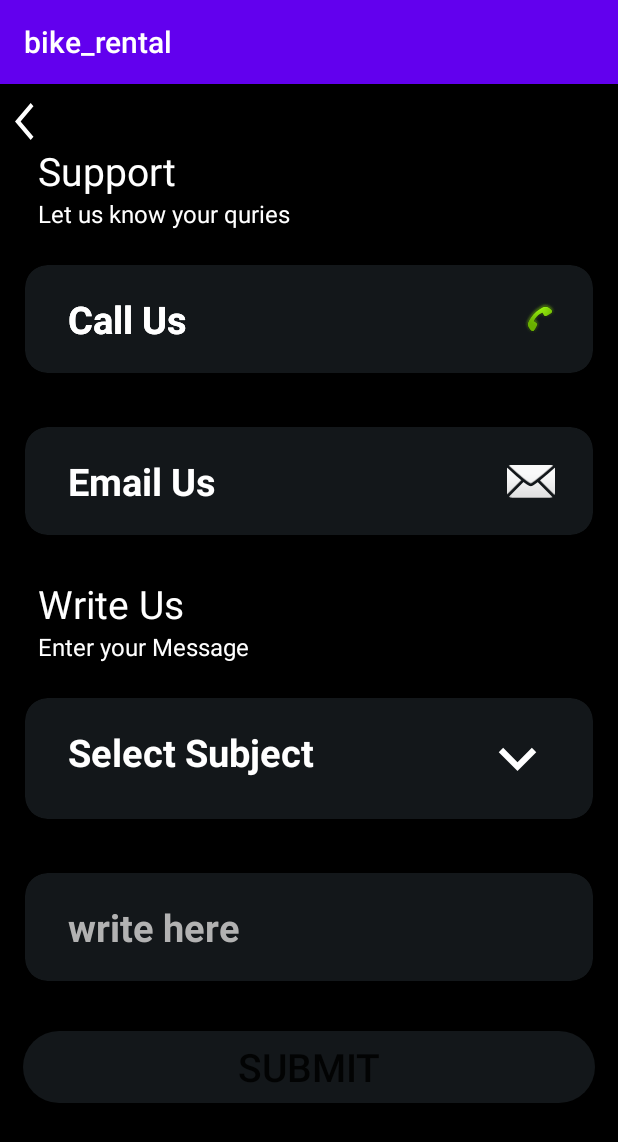
After one commit to sudhanshuranjan474/bike_rental, an Android app: the support screen opened directly, with no data from a screen before it, on a phone screen of 412 x 824 dp. The commit adds this screen. Shown: the top 1142 px of the screen. Run offline under Robolectric (Android 15) with nearby library versions, the phone set to English and light mode, and no system bars; Roboto replaces fonts that are not available here.

Commit message:
support section added

```diff
--- a/app/src/main/AndroidManifest.xml
+++ b/app/src/main/AndroidManifest.xml
@@ -11,6 +11,9 @@
         android:supportsRtl="true"
         android:theme="@style/Theme.Bike_rental"
         tools:targetApi="31">
+        <activity
+            android:name=".support"
+            android:exported="false" />
         <activity
             android:name=".Settings_Activity"
             android:exported="false" />
--- /dev/null
+++ b/app/src/main/java/com/example/bike_rental/support.java
@@ -0,0 +1,14 @@
+package com.example.bike_rental;
+
+import androidx.appcompat.app.AppCompatActivity;
+
+import android.os.Bundle;
+
+public class support extends AppCompatActivity {
+
+    @Override
+    protected void onCreate(Bundle savedInstanceState) {
+        super.onCreate(savedInstanceState);
+        setContentView(R.layout.activity_support);
+    }
+}
--- /dev/null
+++ b/app/src/main/res/color/purple.xml
@@ -0,0 +1,4 @@
+<?xml version="1.0" encoding="utf-8"?>
+<selector xmlns:android="http://schemas.android.com/apk/res/android">
+
+</selector>
--- a/app/src/main/res/drawable/baseline_document_24.xml
+++ b/app/src/main/res/drawable/baseline_document_24.xml
@@ -1,5 +1,5 @@
-<vector android:height="24dp" android:tint="#FFFFFF"
-    android:viewportHeight="24" android:viewportWidth="24"
-    android:width="24dp" xmlns:android="http://schemas.android.com/apk/res/android">
-    <path android:fillColor="@android:color/white" android:pathData="M7,3H4v3H2V1h5V3zM22,6V1h-5v2h3v3H22zM7,21H4v-3H2v5h5V21zM20,18v3h-3v2h5v-5H20zM19,18c0,1.1 -0.9,2 -2,2H7c-1.1,0 -2,-0.9 -2,-2V6c0,-1.1 0.9,-2 2,-2h10c1.1,0 2,0.9 2,2V18zM15,8H9v2h6V8zM15,11H9v2h6V11zM15,14H9v2h6V14z"/>
-</vector>
+<?xml version="1.0" encoding="utf-8"?>
+<shape xmlns:android="http://schemas.android.com/apk/res/android">
+    <corners  android:radius="50dp"/>
+    <solid android:color="@color/purple"></solid>
+</shape>
--- /dev/null
+++ b/app/src/main/res/drawable/baseline_keyboard_arrow_down_24.xml
@@ -0,0 +1,5 @@
+<vector android:height="50dp"
+    android:viewportHeight="24" android:viewportWidth="24"
+    android:width="50dp" xmlns:android="http://schemas.android.com/apk/res/android">
+    <path android:fillColor="@android:color/white" android:pathData="M7.41,8.59L12,13.17l4.59,-4.58L18,10l-6,6 -6,-6 1.41,-1.41z"/>
+</vector>
--- /dev/null
+++ b/app/src/main/res/drawable/rounded_button.xml
@@ -0,0 +1,7 @@
+<?xml version="1.0" encoding="utf-8"?>
+<shape xmlns:android="http://schemas.android.com/apk/res/android"
+    android:shape="rectangle">
+    <solid android:color="@color/Black_mid"/>
+    <corners android:radius="150dp"/>
+
+</shape>
--- a/app/src/main/res/layout/activity_settings.xml
+++ b/app/src/main/res/layout/activity_settings.xml
@@ -21,6 +21,7 @@
         >
         <ImageView
             android:id="@+id/setting_back_arrow"
+            android:paddingLeft="10dp"
             android:layout_width="wrap_content"
             android:layout_height="wrap_content"
             android:src="@drawable/baseline_arrow_back_24"/>
--- /dev/null
+++ b/app/src/main/res/layout/activity_support.xml
@@ -0,0 +1,443 @@
+<?xml version="1.0" encoding="utf-8"?>
+<LinearLayout xmlns:android="http://schemas.android.com/apk/res/android"
+xmlns:tools="http://schemas.android.com/tools"
+xmlns:app="http://schemas.android.com/apk/res-auto"
+android:layout_width="match_parent"
+android:layout_height="match_parent"
+
+android:background="@color/black"
+android:orientation="vertical"
+tools:context=".Settings_Activity"
+    >
+    <LinearLayout
+        android:layout_width="match_parent"
+        android:layout_height="wrap_content"
+        android:orientation="vertical"
+        android:layout_marginTop="10dp"
+        android:gravity="bottom"
+        android:layout_marginBottom="5dp"
+
+
+        >
+        <ImageView
+            android:id="@+id/setting_back_arrow"
+            android:layout_width="wrap_content"
+            android:layout_height="wrap_content"
+            android:paddingLeft="10dp"
+            android:src="@drawable/baseline_arrow_back_24"/>
+
+        <TextView
+            android:layout_width="wrap_content"
+            android:layout_height="wrap_content"
+            android:textColor="@color/white"
+            android:layout_marginLeft="25dp"
+            android:text="Support"
+            android:textSize="26sp"/>
+        <TextView
+            android:layout_width="wrap_content"
+            android:layout_height="wrap_content"
+            android:textColor="@color/white"
+            android:layout_marginLeft="25dp"
+            android:text="Let us know your quries"
+            android:textSize="16sp"/>
+    </LinearLayout>
+        <LinearLayout
+            android:layout_width="match_parent"
+            android:layout_height="wrap_content"
+            android:orientation="vertical"
+            >
+        <androidx.cardview.widget.CardView
+            android:layout_width="match_parent"
+            android:layout_height="wrap_content"
+            app:cardCornerRadius="15dp"
+            android:layout_margin="10dp"
+            app:cardUseCompatPadding="true"
+            app:cardBackgroundColor="#13171A"
+            android:layout_marginBottom="5dp"
+            >
+            <LinearLayout
+                android:orientation="horizontal"
+                android:layout_width="match_parent"
+                android:padding="15dp"
+
+                android:layout_height="wrap_content">
+
+                <LinearLayout
+                    android:layout_width="match_parent"
+                    android:layout_height="wrap_content"
+                    android:layout_weight="1"
+                    android:orientation="vertical"
+                    >
+
+
+                    <LinearLayout
+                        android:layout_width="match_parent"
+                        android:padding="3dp"
+                        android:orientation="horizontal"
+                        android:layout_height="wrap_content">
+<!--                        <ImageView-->
+<!--                            android:layout_marginStart="5dp"-->
+<!--                            android:padding="2dp"-->
+<!--                            android:layout_width="30dp"-->
+<!--                            android:layout_height="30dp"-->
+<!--                            android:src="@drawable/baseline_support_agent_24"/>-->
+                        <TextView
+                            android:text="Call Us"
+                            android:layout_marginStart="10dp"
+                            android:textSize="25sp"
+                            android:textStyle="bold"
+                            android:layout_gravity="center"
+                            android:textColor="@color/white"
+                            android:layout_width="wrap_content"
+                            android:layout_height="wrap_content"/>
+                    </LinearLayout>
+
+<!--                    <TextView-->
+<!--                        android:text="Let us know your queries &amp; feedback"-->
+<!--                        android:textStyle="bold"-->
+<!--                        android:textSize="14sp"-->
+<!--                        android:layout_marginStart="25dp"-->
+<!--                        android:layout_marginBottom="15dp"-->
+<!--                        android:layout_width="wrap_content"-->
+<!--                        android:layout_height="wrap_content"-->
+<!--                        android:textColor="@color/grey"-->
+<!--                        />-->
+
+                </LinearLayout>
+                <LinearLayout
+                    android:layout_width="match_parent"
+                    android:layout_height="wrap_content"
+                    android:layout_weight="3"
+                    android:orientation="vertical"
+                    android:layout_gravity="center"
+                    >
+                    <ImageView
+                        android:layout_width="wrap_content"
+                        android:layout_height="wrap_content"
+                        android:src="@android:drawable/stat_sys_phone_call"
+                        android:layout_gravity="end"
+                        android:paddingRight="10dp"
+                        />
+                </LinearLayout>
+            </LinearLayout>
+            <LinearLayout
+                android:orientation="horizontal"
+                android:layout_width="match_parent"
+                android:padding="15dp"
+
+                android:layout_height="wrap_content">
+
+                <LinearLayout
+                    android:layout_width="match_parent"
+                    android:layout_height="wrap_content"
+                    android:layout_weight="1"
+                    android:orientation="vertical"
+                    >
+
+
+                    <LinearLayout
+                        android:layout_width="match_parent"
+                        android:padding="3dp"
+                        android:orientation="horizontal"
+                        android:layout_height="wrap_content">
+                        <!--                        <ImageView-->
+                        <!--                            android:layout_marginStart="5dp"-->
+                        <!--                            android:padding="2dp"-->
+                        <!--                            android:layout_width="30dp"-->
+                        <!--                            android:layout_height="30dp"-->
+                        <!--                            android:src="@drawable/baseline_support_agent_24"/>-->
+                        <TextView
+                            android:text="Call Us"
+                            android:layout_marginStart="10dp"
+                            android:textSize="25sp"
+                            android:textStyle="bold"
+                            android:layout_gravity="center"
+                            android:textColor="@color/white"
+                            android:layout_width="wrap_content"
+                            android:layout_height="wrap_content"/>
+                    </LinearLayout>
+
+                    <!--                    <TextView-->
+                    <!--                        android:text="Let us know your queries &amp; feedback"-->
+                    <!--                        android:textStyle="bold"-->
+                    <!--                        android:textSize="14sp"-->
+                    <!--                        android:layout_marginStart="25dp"-->
+                    <!--                        android:layout_marginBottom="15dp"-->
+                    <!--                        android:layout_width="wrap_content"-->
+                    <!--                        android:layout_height="wrap_content"-->
+                    <!--                        android:textColor="@color/grey"-->
+                    <!--                        />-->
+
+                </LinearLayout>
+                <LinearLayout
+                    android:layout_width="match_parent"
+                    android:layout_height="wrap_content"
+                    android:layout_weight="3"
+                    android:orientation="vertical"
+                    android:layout_gravity="center"
+                    >
+                    <ImageView
+                        android:layout_width="wrap_content"
+                        android:layout_height="wrap_content"
+                        android:src="@android:drawable/stat_sys_phone_call"
+                        android:layout_gravity="end"
+                        android:paddingRight="10dp"
+                        />
+                </LinearLayout>
+            </LinearLayout>
+
+        </androidx.cardview.widget.CardView>
+            <androidx.cardview.widget.CardView
+                android:layout_width="match_parent"
+                android:layout_height="wrap_content"
+                app:cardCornerRadius="15dp"
+                android:layout_margin="10dp"
+                app:cardUseCompatPadding="true"
+                app:cardBackgroundColor="#13171A"
+                android:layout_marginBottom="5dp"
+                >
+
+                <LinearLayout
+                    android:orientation="horizontal"
+                    android:layout_width="match_parent"
+                    android:padding="15dp"
+
+                    android:layout_height="wrap_content">
+
+                    <LinearLayout
+                        android:layout_width="match_parent"
+                        android:layout_height="wrap_content"
+                        android:layout_weight="1"
+                        android:orientation="vertical"
+                        >
+
+
+                        <LinearLayout
+                            android:layout_width="match_parent"
+                            android:padding="3dp"
+                            android:orientation="horizontal"
+                            android:layout_height="wrap_content">
+                            <!--                        <ImageView-->
+                            <!--                            android:layout_marginStart="5dp"-->
+                            <!--                            android:padding="2dp"-->
+                            <!--                            android:layout_width="30dp"-->
+                            <!--                            android:layout_height="30dp"-->
+                            <!--                            android:src="@drawable/baseline_support_agent_24"/>-->
+                            <TextView
+                                android:text="Email Us"
+                                android:layout_marginStart="10dp"
+                                android:textSize="25sp"
+                                android:textStyle="bold"
+                                android:layout_gravity="center"
+                                android:textColor="@color/white"
+                                android:layout_width="wrap_content"
+                                android:layout_height="wrap_content"/>
+                        </LinearLayout>
+
+                        <!--                    <TextView-->
+                        <!--                        android:text="Let us know your queries &amp; feedback"-->
+                        <!--                        android:textStyle="bold"-->
+                        <!--                        android:textSize="14sp"-->
+                        <!--                        android:layout_marginStart="25dp"-->
+                        <!--                        android:layout_marginBottom="15dp"-->
+                        <!--                        android:layout_width="wrap_content"-->
+                        <!--                        android:layout_height="wrap_content"-->
+                        <!--                        android:textColor="@color/grey"-->
+                        <!--                        />-->
+
+                    </LinearLayout>
+                    <LinearLayout
+                        android:layout_width="match_parent"
+                        android:layout_height="wrap_content"
+                        android:layout_weight="3"
+                        android:orientation="vertical"
+                        android:layout_gravity="center"
+                        >
+                        <ImageView
+                            android:layout_width="wrap_content"
+                            android:layout_height="wrap_content"
+                            android:src="@android:drawable/ic_dialog_email"
+                            android:layout_gravity="end"
+                            android:paddingRight="10dp"
+                            />
+                    </LinearLayout>
+                </LinearLayout>
+
+            </androidx.cardview.widget.CardView>
+
+
+
+
+
+    </LinearLayout>
+    <LinearLayout
+        android:layout_width="match_parent"
+        android:layout_height="wrap_content"
+        android:orientation="vertical"
+        android:layout_marginTop="10dp"
+        android:gravity="bottom"
+        android:layout_marginBottom="5dp"
+
+
+        >
+
+
+        <TextView
+            android:layout_width="wrap_content"
+            android:layout_height="wrap_content"
+            android:textColor="@color/white"
+            android:layout_marginLeft="25dp"
+            android:text="Write Us"
+            android:textSize="26sp"/>
+        <TextView
+            android:layout_width="wrap_content"
+            android:layout_height="wrap_content"
+            android:textColor="@color/white"
+            android:layout_marginLeft="25dp"
+            android:text="Enter your Message"
+            android:textSize="16sp"/>
+    </LinearLayout>
+    <LinearLayout
+        android:layout_width="match_parent"
+        android:layout_height="wrap_content"
+        android:orientation="vertical"
+        >
+        <androidx.cardview.widget.CardView
+            android:layout_width="match_parent"
+            android:layout_height="wrap_content"
+            app:cardCornerRadius="15dp"
+            android:layout_margin="10dp"
+            app:cardUseCompatPadding="true"
+            app:cardBackgroundColor="#13171A"
+            android:layout_marginBottom="5dp"
+            >
+            <LinearLayout
+                android:orientation="horizontal"
+                android:layout_width="match_parent"
+                android:padding="15dp"
+
+                android:layout_height="wrap_content">
+
+                <LinearLayout
+                    android:layout_width="match_parent"
+                    android:layout_height="wrap_content"
+                    android:layout_weight="1"
+                    android:orientation="vertical"
+                    >
+
+
+                    <LinearLayout
+                        android:layout_width="match_parent"
+                        android:padding="3dp"
+                        android:orientation="horizontal"
+                        android:layout_height="wrap_content">
+                        <!--                        <ImageView-->
+                        <!--                            android:layout_marginStart="5dp"-->
+                        <!--                            android:padding="2dp"-->
+                        <!--                            android:layout_width="30dp"-->
+                        <!--                            android:layout_height="30dp"-->
+                        <!--                            android:src="@drawable/baseline_support_agent_24"/>-->
+                        <TextView
+                            android:text="Select Subject"
+                            android:layout_marginStart="10dp"
+                            android:textSize="25sp"
+                            android:textStyle="bold"
+                            android:layout_gravity="center"
+                            android:textColor="@color/white"
+                            android:layout_width="wrap_content"
+                            android:layout_height="wrap_content"/>
+                    </LinearLayout>
+
+
+                </LinearLayout>
+                <LinearLayout
+                    android:layout_width="match_parent"
+                    android:layout_height="wrap_content"
+                    android:layout_weight="3"
+                    android:orientation="vertical"
+                    android:layout_gravity="center"
+                    >
+                    <ImageView
+                        android:layout_width="wrap_content"
+                        android:layout_height="wrap_content"
+                        android:src="@drawable/baseline_keyboard_arrow_down_24"
+                        android:layout_gravity="end"
+                        android:paddingRight="10dp"
+                        />
+                </LinearLayout>
+            </LinearLayout>
+
+        </androidx.cardview.widget.CardView>
+        <androidx.cardview.widget.CardView
+            android:layout_width="match_parent"
+            android:layout_height="wrap_content"
+            app:cardCornerRadius="15dp"
+            android:layout_margin="10dp"
+            app:cardUseCompatPadding="true"
+            app:cardBackgroundColor="#13171A"
+            android:layout_marginBottom="5dp"
+            >
+
+            <LinearLayout
+                android:orientation="horizontal"
+                android:layout_width="match_parent"
+                android:padding="15dp"
+
+                android:layout_height="wrap_content">
+
+                <LinearLayout
+                    android:layout_width="match_parent"
+                    android:layout_height="wrap_content"
+                    android:layout_weight="1"
+                    android:orientation="vertical"
+                    >
+
+
+                    <LinearLayout
+                        android:layout_width="match_parent"
+                        android:padding="3dp"
+                        android:orientation="horizontal"
+                        android:layout_height="wrap_content">
+                        <!--                        <ImageView-->
+                        <!--                            android:layout_marginStart="5dp"-->
+                        <!--                            android:padding="2dp"-->
+                        <!--                            android:layout_width="30dp"-->
+                        <!--                            android:layout_height="30dp"-->
+                        <!--                            android:src="@drawable/baseline_support_agent_24"/>-->
+                        <TextView
+
+                            android:hint="write here"
+                            android:textColorHint="@color/grey"
+                            android:layout_marginStart="10dp"
+                            android:textSize="25sp"
+                            android:textStyle="bold"
+                            android:layout_gravity="center"
+                            android:textColor="@color/white"
+                            android:layout_width="wrap_content"
+                            android:layout_height="wrap_content"/>
+                    </LinearLayout>
+
+
+
+                </LinearLayout>
+
+            </LinearLayout>
+
+        </androidx.cardview.widget.CardView>
+
+
+
+
+
+    </LinearLayout>
+
+    <Button
+        android:layout_width="match_parent"
+        android:layout_height="wrap_content"
+        android:text="Submit"
+         android:background="@drawable/rounded_button"
+        android:layout_margin="15dp"
+        android:textSize="26sp"
+        ></Button>
+
+</LinearLayout>
--- a/build.gradle
+++ b/build.gradle
@@ -4,6 +4,6 @@ buildscript {
     }
 }// Top-level build file where you can add configuration options common to all sub-projects/modules.
 plugins {
-    id 'com.android.application' version '7.4.0' apply false
-    id 'com.android.library' version '7.4.0' apply false
+    id 'com.android.application' version '7.4.2' apply false
+    id 'com.android.library' version '7.4.2' apply false
 }
```
